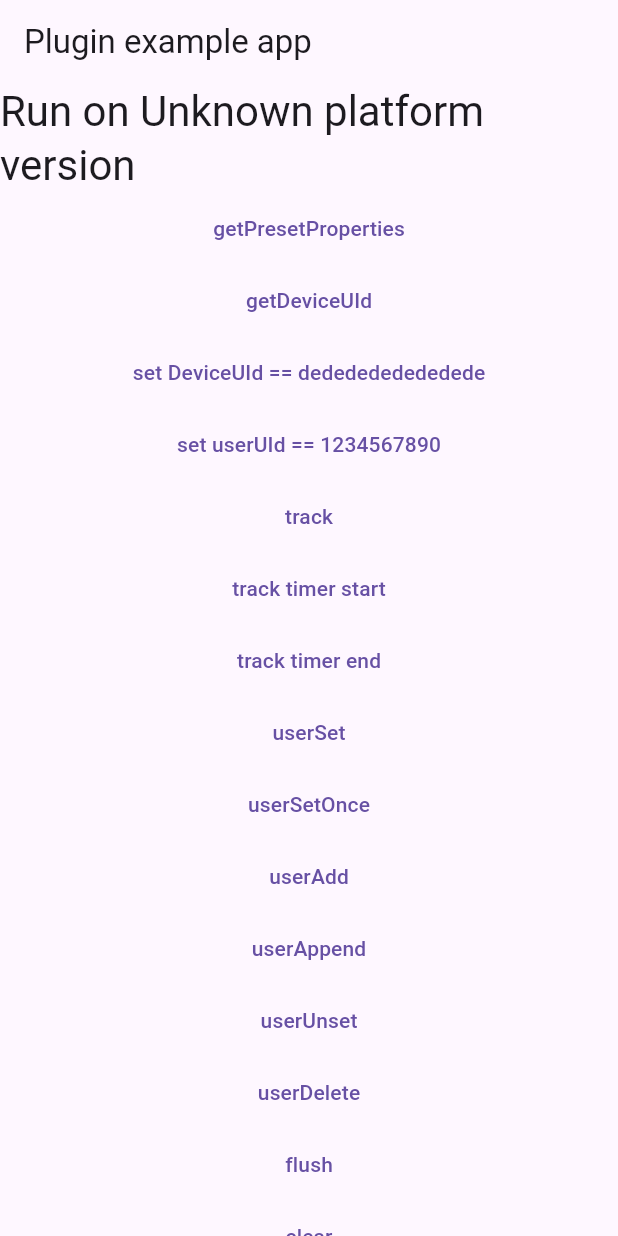
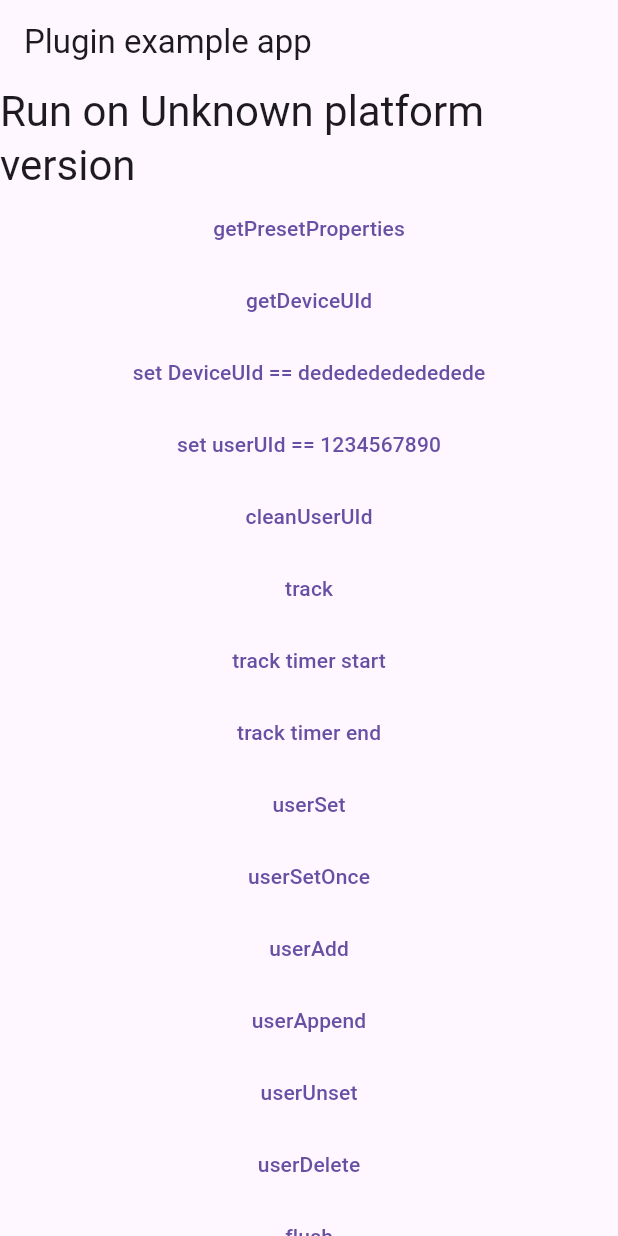
Before and after one commit to hinadt/hina-flutter-plugin, a Flutter app: the screen it shows after launch, on a phone screen of 412 x 824 dp. Run offline on Flutter 3.47's test engine with Material 3 defaults, Android fonts, the phone set to English and light mode, and no system bars; our stand-ins replace plugin_platform_interface; missing offline and left inert: dart:html, dart:js.

Commit message:
更新安卓原生SDK：4.1.6

```diff
--- a/example/lib/main.dart
+++ b/example/lib/main.dart
@@ -99,6 +99,7 @@ class _MyAppState extends State<MyApp> {
                 TextButton(onPressed: _buttonGetDeviceUId, child: const Text('getDeviceUId')),
                 TextButton(onPressed: _buttonSetDeviceUId, child: const Text('set DeviceUId == dededededededede')),
                 TextButton(onPressed: _buttonSetUserUId, child: const Text('set userUId == 1234567890')),
+                TextButton(onPressed: _buttonCleanUserUId, child: const Text('cleanUserUId')),
                 TextButton(onPressed: _buttonTrack, child: const Text('track')),
                 TextButton(onPressed: _buttonTrackTimerStart, child: const Text('track timer start')),
                 TextButton(onPressed: _buttonTrackTimerEnd, child: const Text('track timer end')),
@@ -130,6 +131,10 @@ class _MyAppState extends State<MyApp> {
 
   void _buttonSetUserUId() {
     HinaFlutterPlugin.setUserUId('1234567890');
+  }
+
+  void _buttonCleanUserUId() {
+    HinaFlutterPlugin.cleanUserUId();
   }
 
   void _buttonTrack() {
--- a/lib/hina_flutter_plugin.dart
+++ b/lib/hina_flutter_plugin.dart
@@ -132,6 +132,10 @@ class HinaFlutterPlugin {
     _channel.invokeMethod("setUserUId", params);
   }
 
+  static void cleanUserUId() {
+    _channel.invokeMethod("cleanUserUId");
+  }
+
   static void setPushUId(String pushTypeKey, String pushUId) {
     List<String> params = [pushTypeKey, pushUId];
     _channel.invokeMethod("setPushUId", params);
```
Also changed, not shown: 2 other files.
